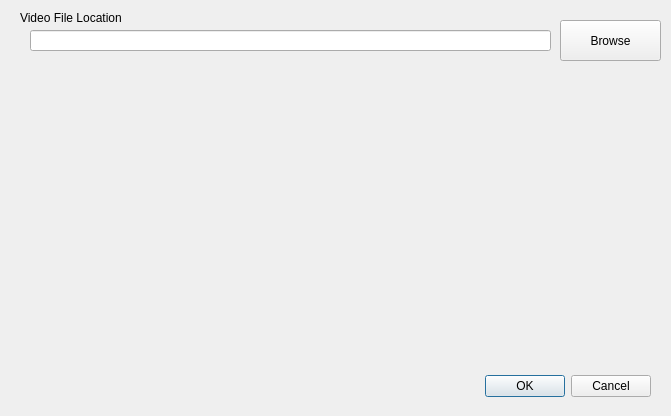
Goddard/optic.ninja, file playvideodialog.ui: the form before one commit.
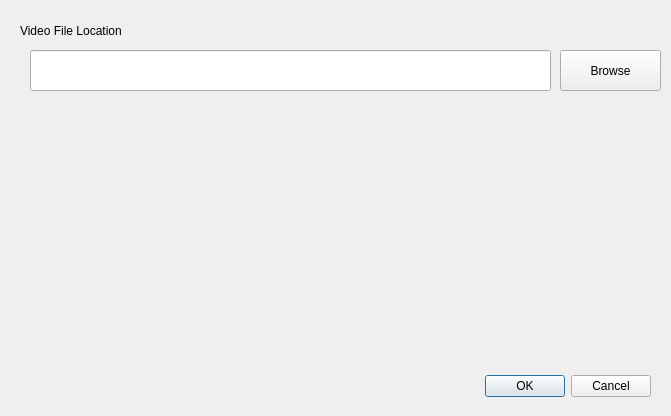
The form after the commit.

Patch:
```diff
--- a/playvideodialog.ui
+++ b/playvideodialog.ui
@@ -33,9 +33,9 @@
    <property name="geometry">
     <rect>
      <x>30</x>
-     <y>30</y>
+     <y>50</y>
      <width>521</width>
-     <height>21</height>
+     <height>41</height>
     </rect>
    </property>
   </widget>
@@ -43,7 +43,7 @@
    <property name="geometry">
     <rect>
      <x>560</x>
-     <y>20</y>
+     <y>50</y>
      <width>101</width>
      <height>41</height>
     </rect>
@@ -57,8 +57,8 @@
     <rect>
      <x>20</x>
      <y>10</y>
-     <width>101</width>
-     <height>16</height>
+     <width>311</width>
+     <height>41</height>
     </rect>
    </property>
    <property name="text">
```
